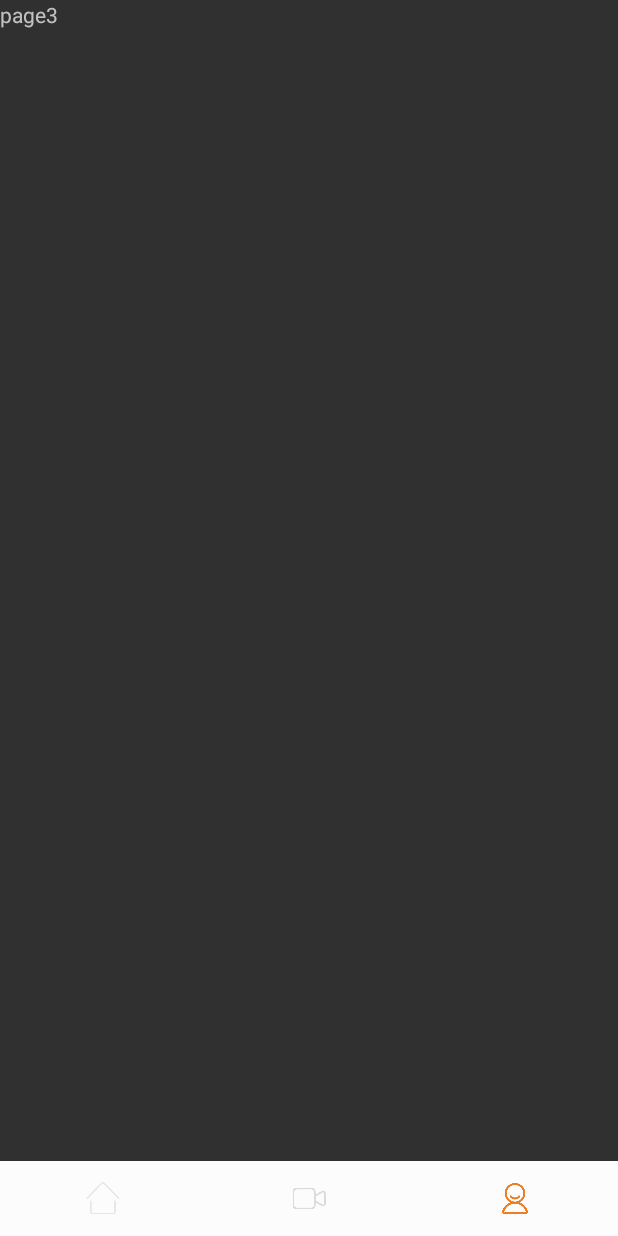
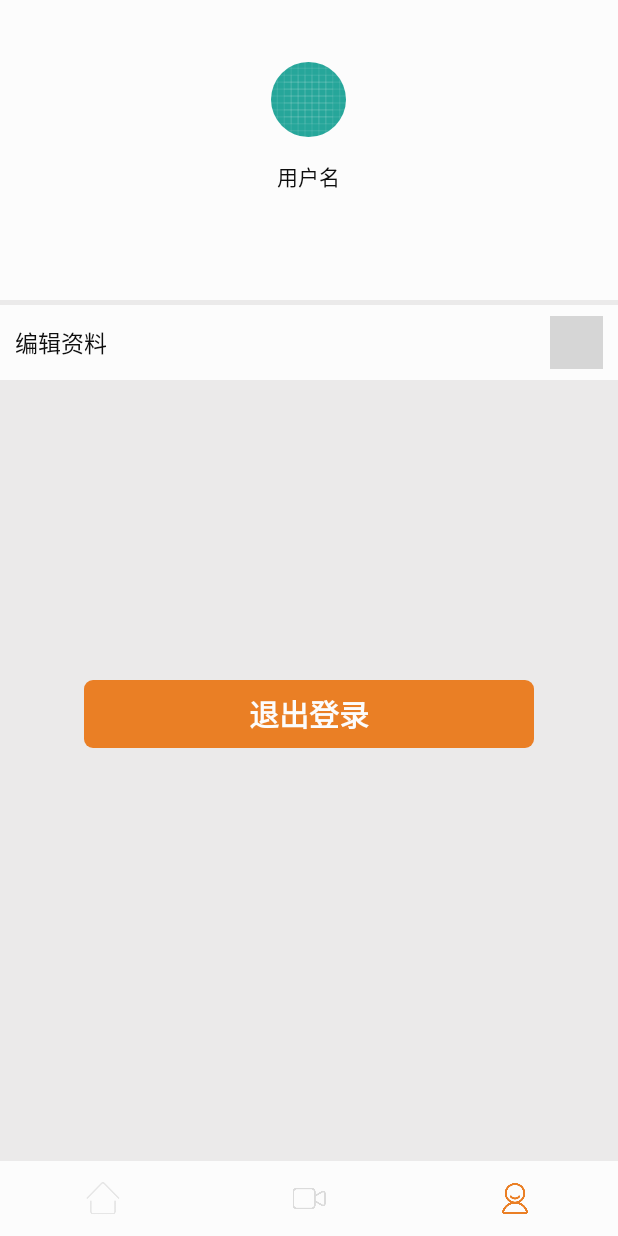
Before and after one commit to zjjjia/LiveApp, an Android app: the HomeActivity screen opened directly, with no data from a screen before it, after a tap on an icon or button, on a phone screen of 412 x 824 dp. Run offline under Robolectric (Android 15) with nearby library versions, the phone set to English and light mode, and no system bars; our stand-ins replace CircleImageView; grey boxes are pictures that could not be loaded.

Commit message:
feature(个人中心):完成个人中心界面的编码

```diff
--- /dev/null
+++ b/app/src/main/java/com/example/jiabo/liveapp/iview/IPersonalCenterView.java
@@ -0,0 +1,13 @@
+package com.example.jiabo.liveapp.iview;
+
+import com.example.jiabo.liveapp.base.IView;
+
+/**
+ * Created by jiabo
+ * Data : 2019/3/28
+ * Description : 个人中心界面的数据接口类
+ * Modify by
+ */
+
+public interface IPersonalCenterView extends IView {
+}
--- /dev/null
+++ b/app/src/main/java/com/example/jiabo/liveapp/presenter/PersonalCenterPresenter.java
@@ -0,0 +1,26 @@
+package com.example.jiabo.liveapp.presenter;
+
+import com.example.jiabo.liveapp.base.BasePresenter;
+import com.example.jiabo.liveapp.iview.IPersonalCenterView;
+
+/**
+ * Created by jiabo
+ * Data : 2019/3/28
+ * Description :  个人中心界面的presenter层
+ * Modify by
+ */
+
+public class PersonalCenterPresenter extends BasePresenter<IPersonalCenterView> {
+
+
+    public PersonalCenterPresenter(IPersonalCenterView iView) {
+        super(iView);
+    }
+
+    /**
+     * 退出登录
+     */
+    public void logOut() {
+
+    }
+}
--- a/app/src/main/java/com/example/jiabo/liveapp/view/Framgent/CenterFragment.java
+++ /dev/null
@@ -1,31 +0,0 @@
-package com.example.jiabo.liveapp.view.Framgent;
-
-import android.os.Bundle;
-import android.support.v4.app.Fragment;
-import android.view.LayoutInflater;
-import android.view.View;
-import android.view.ViewGroup;
-
-import com.example.jiabo.liveapp.R;
-import com.example.jiabo.liveapp.Utils.LogUtil;
-
-/**
- * @author jiabo
- * Date: 2019/3/20 & 14:40
- * Version : 1.0
- * description :
- * * Modify by
- */
-public class CenterFragment extends Fragment {
-
-    private static final String TAG = "CenterFragment";
-
-    @Override
-    public View onCreateView(LayoutInflater inflater, ViewGroup container, Bundle savedInstanceState) {
-        View view = inflater.inflate(R.layout.fragment_center_pager, null);
-
-        LogUtil.d(TAG, "onCreateView: center fragment was created");
-
-        return view;
-    }
-}
--- /dev/null
+++ b/app/src/main/java/com/example/jiabo/liveapp/view/Framgent/PersonalCenterFragment.java
@@ -0,0 +1,63 @@
+package com.example.jiabo.liveapp.view.Framgent;
+
+import android.os.Bundle;
+import android.support.v4.app.Fragment;
+import android.view.LayoutInflater;
+import android.view.View;
+import android.view.ViewGroup;
+import android.widget.Button;
+import android.widget.ImageButton;
+import android.widget.ImageView;
+
+import com.example.jiabo.liveapp.R;
+import com.example.jiabo.liveapp.iview.IPersonalCenterView;
+import com.example.jiabo.liveapp.presenter.PersonalCenterPresenter;
+
+/**
+ * @author jiabo
+ *         Date: 2019/3/20 & 14:40
+ *         Version : 1.0
+ *         description :  个人中心的Fragment
+ *         * Modify by
+ */
+public class PersonalCenterFragment extends Fragment implements View.OnClickListener, IPersonalCenterView {
+
+    private static final String TAG = "PersonalCenterFragment";
+    private ImageView mSetHeadImg;
+    private ImageButton mSetPersonalData;
+    private Button mLogOutBtn;
+    private PersonalCenterPresenter mPersonalPresenter;
+
+
+    @Override
+    public View onCreateView(LayoutInflater inflater, ViewGroup container, Bundle savedInstanceState) {
+        View view = inflater.inflate(R.layout.fragment_center_pager, null);
+        mPersonalPresenter = new PersonalCenterPresenter(this);
+        initView(view);
+
+        return view;
+    }
+
+    private void initView(View view) {
+        mSetHeadImg = view.findViewById(R.id.head_img_view);
+        mSetPersonalData = view.findViewById(R.id.set_personal_data_btn);
+        mLogOutBtn = view.findViewById(R.id.logout_btn);
+    }
+
+    /*----------------------------这里是接口的实现--------------------------------*/
+
+    @Override
+    public void onClick(View view) {
+        switch (view.getId()) {
+            case R.id.head_img_view:
+
+                break;
+            case R.id.set_personal_data_btn:
+
+                break;
+            case R.id.logout_btn:
+                mPersonalPresenter.logOut();
+                break;
+        }
+    }
+}
--- a/app/src/main/java/com/example/jiabo/liveapp/view/HomeActivity.java
+++ b/app/src/main/java/com/example/jiabo/liveapp/view/HomeActivity.java
@@ -7,7 +7,7 @@ import android.support.v7.app.AppCompatActivity;
 
 import com.example.jiabo.liveapp.R;
 import com.example.jiabo.liveapp.adapter.NavigationPagerAdapter;
-import com.example.jiabo.liveapp.view.Framgent.CenterFragment;
+import com.example.jiabo.liveapp.view.Framgent.PersonalCenterFragment;
 import com.example.jiabo.liveapp.view.Framgent.LiveListFragment;
 import com.example.jiabo.liveapp.view.customView.CustomNavigationView;
 import com.example.jiabo.liveapp.view.customView.NoScrollViewPager;
@@ -46,7 +46,7 @@ public class HomeActivity extends AppCompatActivity implements CustomNavigationV
         List<Fragment> fragments = new ArrayList<>();
 
         fragments.add(new LiveListFragment());
-        fragments.add(new CenterFragment());
+        fragments.add(new PersonalCenterFragment());
 
         NavigationPagerAdapter navigationAdapter = new NavigationPagerAdapter(getSupportFragmentManager(),
                 fragments);
--- a/app/src/main/res/layout/fragment_center_pager.xml
+++ b/app/src/main/res/layout/fragment_center_pager.xml
@@ -1,11 +1,82 @@
 <?xml version="1.0" encoding="utf-8"?>
-<android.support.constraint.ConstraintLayout
-    xmlns:android="http://schemas.android.com/apk/res/android" android:layout_width="match_parent"
-    android:layout_height="match_parent">
+<android.support.constraint.ConstraintLayout xmlns:android="http://schemas.android.com/apk/res/android"
+    android:layout_width="match_parent"
+    android:layout_height="match_parent"
+    xmlns:app="http://schemas.android.com/apk/res-auto">
+
+    <LinearLayout
+        android:id="@+id/head_view"
+        android:layout_width="match_parent"
+        android:layout_height="200dp"
+        android:background="@color/clr_white"
+        android:orientation="vertical"
+        android:gravity="center">
+
+        <de.hdodenhof.circleimageview.CircleImageView
+            android:id="@+id/head_img_view"
+            android:layout_width="50dp"
+            android:layout_height="50dp"
+            android:layout_marginBottom="15dp"
+            android:src="@drawable/ic_launcher_background"/>
+
+        <TextView
+            android:id="@+id/center_username"
+            android:layout_width="wrap_content"
+            android:layout_height="wrap_content"
+            android:layout_marginBottom="30dp"
+            android:text="用户名"
+            android:textColor="@color/input_cursor"
+            android:textSize="14sp"/>
+
+    </LinearLayout>
+
+    <View
+        android:id="@+id/cut_off_rule"
+        android:layout_width="match_parent"
+        android:layout_height="3dp"
+        android:background="@color/color_gray"
+        app:layout_constraintTop_toBottomOf="@id/head_view"/>
+
+    <ImageButton
+        android:id="@+id/set_personal_data_btn"
+        android:layout_width="match_parent"
+        android:layout_height="50dp"
+        app:layout_constraintTop_toBottomOf="@id/cut_off_rule"
+        android:background="@color/clr_white"/>
 
     <TextView
+        android:layout_width="wrap_content"
+        android:layout_height="wrap_content"
+        app:layout_constraintTop_toTopOf="@id/set_personal_data_btn"
+        app:layout_constraintBottom_toBottomOf="@id/set_personal_data_btn"
+        app:layout_constraintStart_toStartOf="@id/set_personal_data_btn"
+        android:layout_marginLeft="10dp"
+        android:text="@string/set_personal_data"
+        android:textSize="15sp"
+        android:textColor="@color/input_cursor"/>
+
+    <ImageView
+        android:layout_width="35dp"
+        android:layout_height="35dp"
+        app:layout_constraintTop_toTopOf="@id/set_personal_data_btn"
+        app:layout_constraintBottom_toBottomOf="@id/set_personal_data_btn"
+        app:layout_constraintEnd_toEndOf="@id/set_personal_data_btn"
+        android:layout_marginRight="10dp"
+        android:src="@drawable/next"/>
+
+    <View
+        android:id="@+id/background_view"
         android:layout_width="match_parent"
         android:layout_height="match_parent"
-        android:text="page3"/>
+        android:layout_marginTop="253dp"
+        app:layout_constraintTop_toBottomOf="@id/set_personal_data_btn"
+        android:background="@color/color_gray"/>
+
+    <Button
+        android:id="@+id/logout_btn"
+        style="@style/button_login_register"
+        app:layout_constraintTop_toBottomOf="@id/set_personal_data_btn"
+        android:layout_marginTop="200dp"
+        android:hint="@string/logout"/>
 
 </android.support.constraint.ConstraintLayout>
--- a/app/src/main/res/values/strings.xml
+++ b/app/src/main/res/values/strings.xml
@@ -14,4 +14,6 @@
     <string name="register_success">注册成功</string>
     <string name="login_failed">登录失败</string>
     <string name="login_success">登录成功</string>
+    <string name="set_personal_data">编辑资料</string>
+    <string name="logout">退出登录</string>
 </resources>
```
